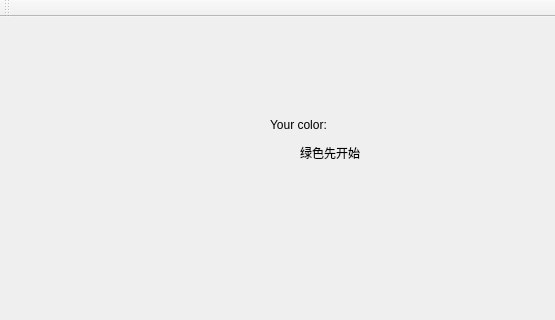
Above: mainwindow.ui from dizzz/WinsockQTChess before the change; both pictures show x 0 to 555 and y 0 to 320 of the 640 by 640 pixel window. Below: the same form after it.
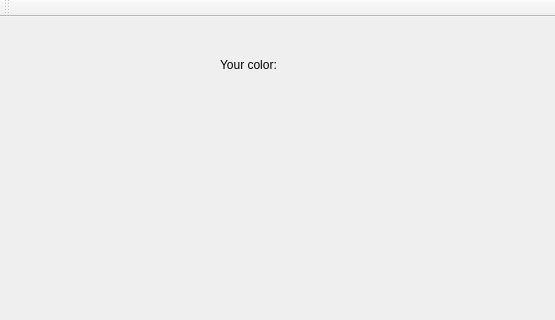
That is the form after the change.

Patch:
```diff
--- a/mainwindow.ui
+++ b/mainwindow.ui
@@ -17,19 +17,6 @@
    <property name="mouseTracking">
     <bool>false</bool>
    </property>
-   <widget class="QLabel" name="label">
-    <property name="geometry">
-     <rect>
-      <x>300</x>
-      <y>120</y>
-      <width>111</width>
-      <height>31</height>
-     </rect>
-    </property>
-    <property name="text">
-     <string>绿色先开始</string>
-    </property>
-   </widget>
    <widget class="QLabel" name="Q1">
     <property name="geometry">
      <rect>
@@ -46,9 +33,9 @@
    <widget class="QLabel" name="label_2">
     <property name="geometry">
      <rect>
-      <x>270</x>
-      <y>100</y>
-      <width>71</width>
+      <x>220</x>
+      <y>40</y>
+      <width>171</width>
       <height>16</height>
      </rect>
     </property>
```
Left out of the diff: 15 changed lines with no effect on the pictures.
